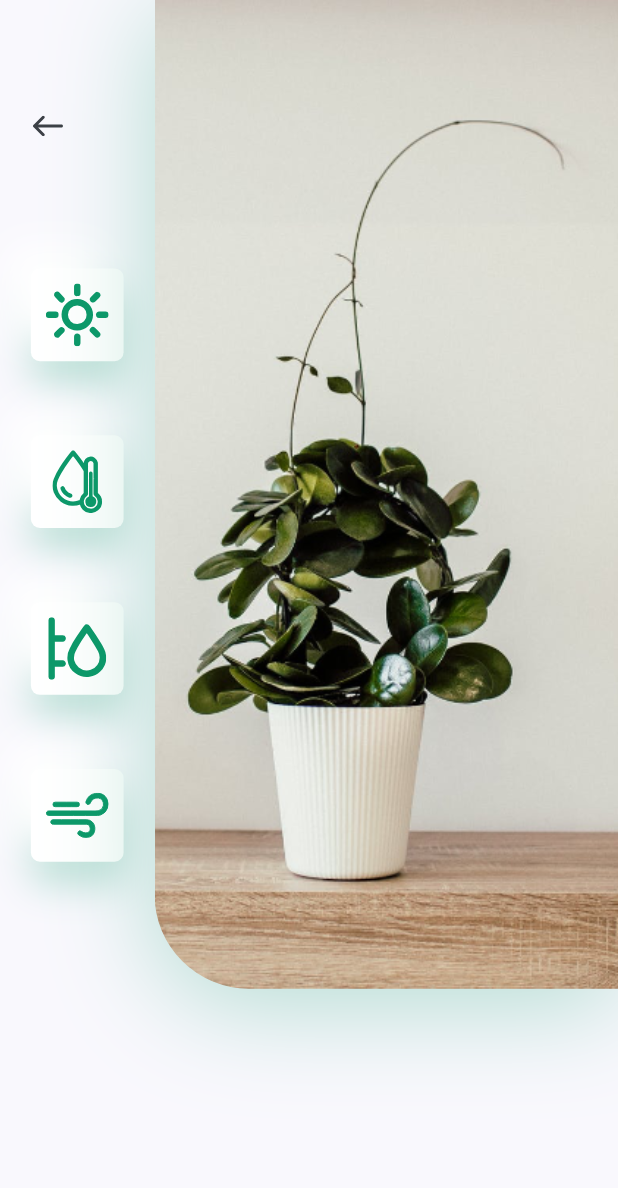
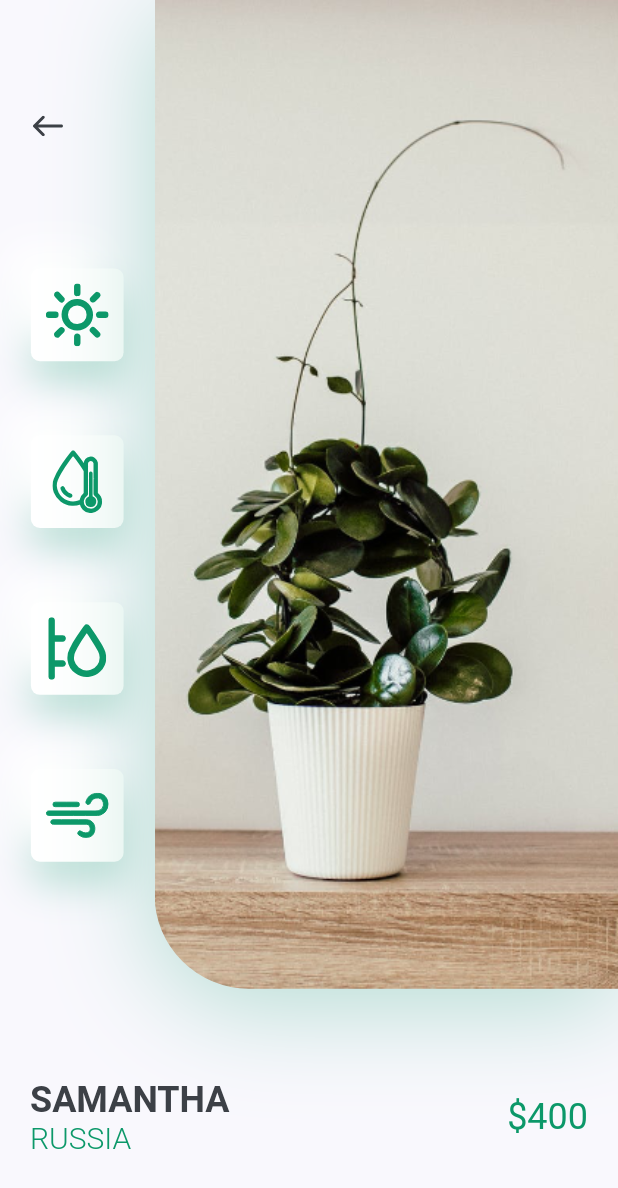
Before and after one commit to SyThulasi/Plant_App, a Flutter app: the DetailScreen screen opened directly, on a phone screen of 412 x 824 dp. Shown: the top 1188 px of the screen. Run offline on Flutter 3.47's test engine with Material 2 defaults, Android fonts, the phone set to English and light mode, and no system bars; our stand-ins replace flutter_svg.

Commit message:
Details Screen Updated

```diff
--- a/lib/screens/details_page/components/body.dart
+++ b/lib/screens/details_page/components/body.dart
@@ -1,8 +1,10 @@
 import 'package:flutter/material.dart';
 import 'package:flutter_svg/flutter_svg.dart';
 import 'package:plant_app/constants.dart';
+import 'package:plant_app/screens/home/components/title_with_customLine.dart';
 
 import 'icon_card.dart';
+import 'image_and_icon_card.dart';
 
 class Body extends StatelessWidget {
   const Body({Key? key}) : super(key: key);
@@ -12,64 +14,41 @@ class Body extends StatelessWidget {
     Size size = MediaQuery.of(context).size;
     return Column(
       children: <Widget>[
+        ImageAndIconCard(size: size),
         Padding(
-          padding: const EdgeInsets.only(bottom: kDefaultPadding * 3),
-          child: SizedBox(
-            height: size.height * 0.8,
-            child: Row(
-              children: <Widget>[
-                Expanded(
-                  child: Padding(
-                    padding: const EdgeInsets.symmetric(
-                      vertical: kDefaultPadding * 3,
+          padding: const EdgeInsets.only(
+              left: kDefaultPadding,
+              right: kDefaultPadding,
+              bottom: kDefaultPadding),
+          child: Row(
+            children: <Widget>[
+              RichText(
+                text: TextSpan(
+                  children: [
+                    TextSpan(
+                      text: "Samantha\n".toUpperCase(),
+                      style: Theme.of(context).textTheme.headline5?.copyWith(
+                          color: kTextColor, fontWeight: FontWeight.bold),
                     ),
-                    child: Column(
-                      children: <Widget>[
-                        Align(
-                          alignment: Alignment.topLeft,
-                          child: IconButton(
-                            padding: EdgeInsets.symmetric(
-                                horizontal: kDefaultPadding),
-                            onPressed: () {
-                              Navigator.pop(context);
-                            },
-                            icon:
-                                SvgPicture.asset("assets/icons/back_arrow.svg"),
-                          ),
-                        ),
-                        Spacer(),
-                        IconCard(image: "assets/icons/sun.svg"),
-                        IconCard(image: "assets/icons/icon_2.svg"),
-                        IconCard(image: "assets/icons/icon_3.svg"),
-                        IconCard(image: "assets/icons/icon_4.svg"),
-                      ],
-                    ),
-                  ),
+                    TextSpan(
+                      text: "Russia".toUpperCase(),
+                      style: TextStyle(
+                          fontSize: 20,
+                          color: kPrimaryColor,
+                          fontWeight: FontWeight.w300),
+                    )
+                  ],
                 ),
-                Container(
-                  height: size.height * 0.8,
-                  width: size.width * 0.75,
-                  decoration: BoxDecoration(
-                    image: DecorationImage(
-                      alignment: Alignment.centerLeft,
-                      fit: BoxFit.cover,
-                      image: AssetImage("assets/images/img.png"),
-                    ),
-                    borderRadius: BorderRadius.only(
-                      //topLeft: Radius.circular(63),
-                      bottomLeft: Radius.circular(63),
-                    ),
-                    boxShadow: [
-                      BoxShadow(
-                        offset: Offset(0, 10),
-                        blurRadius: 60,
-                        color: kPrimaryColor.withOpacity(0.3),
-                      ),
-                    ],
-                  ),
-                ),
-              ],
-            ),
+              ),
+              Spacer(),
+              Text(
+                "\$400",
+                style: Theme.of(context)
+                    .textTheme
+                    .headline5
+                    ?.copyWith(color: kPrimaryColor),
+              )
+            ],
           ),
         ),
       ],
--- /dev/null
+++ b/lib/screens/details_page/components/image_and_icon_card.dart
@@ -0,0 +1,77 @@
+import 'package:flutter/material.dart';
+import 'package:flutter_svg/svg.dart';
+import 'package:plant_app/screens/details_page/components/icon_card.dart';
+
+import '../../../constants.dart';
+
+class ImageAndIconCard extends StatelessWidget {
+  const ImageAndIconCard({
+    Key? key,
+    required this.size,
+  }) : super(key: key);
+
+  final Size size;
+
+  @override
+  Widget build(BuildContext context) {
+    return Padding(
+      padding: const EdgeInsets.only(bottom: kDefaultPadding * 3),
+      child: SizedBox(
+        height: size.height * 0.8,
+        child: Row(
+          children: <Widget>[
+            Expanded(
+              child: Padding(
+                padding: const EdgeInsets.symmetric(
+                  vertical: kDefaultPadding * 3,
+                ),
+                child: Column(
+                  children: <Widget>[
+                    Align(
+                      alignment: Alignment.topLeft,
+                      child: IconButton(
+                        padding:
+                            EdgeInsets.symmetric(horizontal: kDefaultPadding),
+                        onPressed: () {
+                          Navigator.pop(context);
+                        },
+                        icon: SvgPicture.asset("assets/icons/back_arrow.svg"),
+                      ),
+                    ),
+                    Spacer(),
+                    IconCard(image: "assets/icons/sun.svg"),
+                    IconCard(image: "assets/icons/icon_2.svg"),
+                    IconCard(image: "assets/icons/icon_3.svg"),
+                    IconCard(image: "assets/icons/icon_4.svg"),
+                  ],
+                ),
+              ),
+            ),
+            Container(
+              height: size.height * 0.8,
+              width: size.width * 0.75,
+              decoration: BoxDecoration(
+                image: DecorationImage(
+                  alignment: Alignment.centerLeft,
+                  fit: BoxFit.cover,
+                  image: AssetImage("assets/images/img.png"),
+                ),
+                borderRadius: BorderRadius.only(
+                  //topLeft: Radius.circular(63),
+                  bottomLeft: Radius.circular(63),
+                ),
+                boxShadow: [
+                  BoxShadow(
+                    offset: Offset(0, 10),
+                    blurRadius: 60,
+                    color: kPrimaryColor.withOpacity(0.3),
+                  ),
+                ],
+              ),
+            ),
+          ],
+        ),
+      ),
+    );
+  }
+}
```
